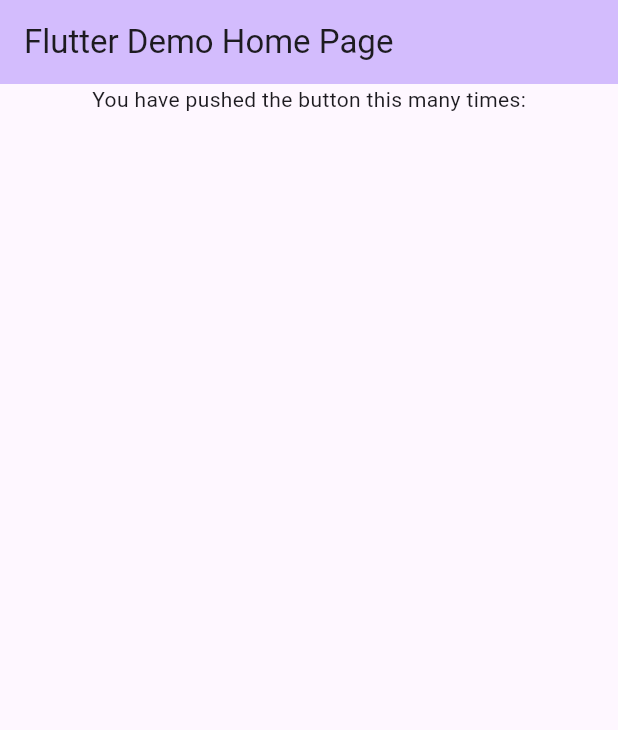
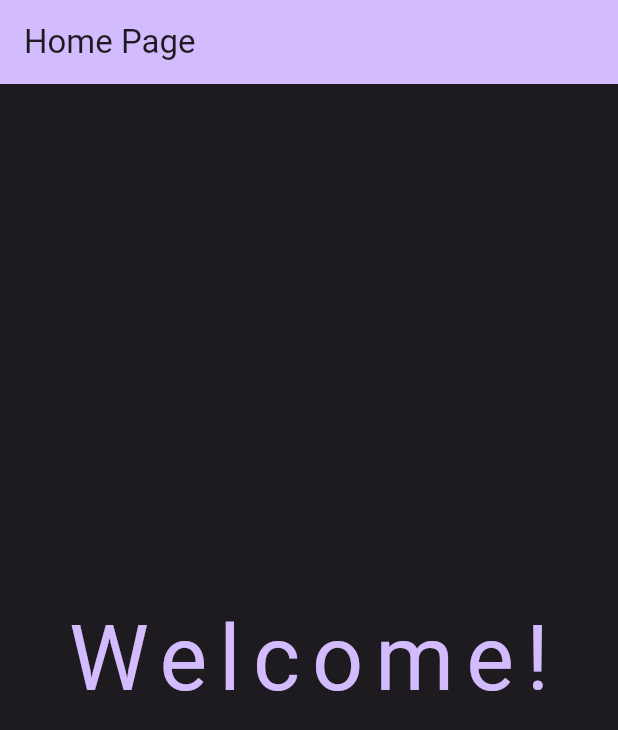
Before and after one commit to kushagra-aa/toolbox, a Flutter app: the screen it shows after launch, on a phone screen of 412 x 824 dp. Shown: the top 730 px of the screen. Run offline on Flutter 3.47's test engine with Material 2 defaults, Android fonts, the phone set to English and light mode, and no system bars.

Commit message:
made basic welcome widget

```diff
--- a/lib/main.dart
+++ b/lib/main.dart
@@ -15,7 +15,7 @@ class MyApp extends StatelessWidget {
         colorScheme: ColorScheme.fromSeed(seedColor: Colors.deepPurple),
         useMaterial3: true,
       ),
-      home: const MyHomePage(title: 'Flutter Demo Home Page'),
+      home: const MyHomePage(title: 'Home Page'),
     );
   }
 }
@@ -33,17 +33,19 @@ class _MyHomePageState extends State<MyHomePage> {
   @override
   Widget build(BuildContext context) {
     return Scaffold(
+      backgroundColor: Theme.of(context).colorScheme.onBackground,
       appBar: AppBar(
         backgroundColor: Theme.of(context).colorScheme.inversePrimary,
         title: Text(widget.title),
       ),
-      body: const Center(
-        child: Column(
-          children: [
-            Text(
-              'You have pushed the button this many times:',
-            ),
-          ],
+      body: Center(
+        child: Text(
+          'Welcome!',
+          style: TextStyle(
+            color: Theme.of(context).colorScheme.inversePrimary,
+            fontSize: 60,
+            letterSpacing: 8,
+          ),
         ),
       ),
     );
```
